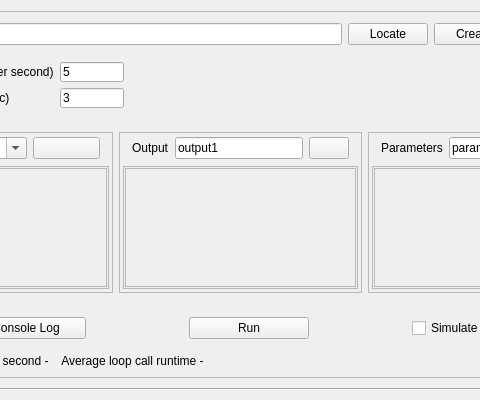
PhysioLabXR/PhysioLabXR-Community, file rena/ui/ScriptingWidget.ui: the form before one commit; both pictures show x 161 to 641 and y 0 to 400 of the 800 by 400 pixel window.
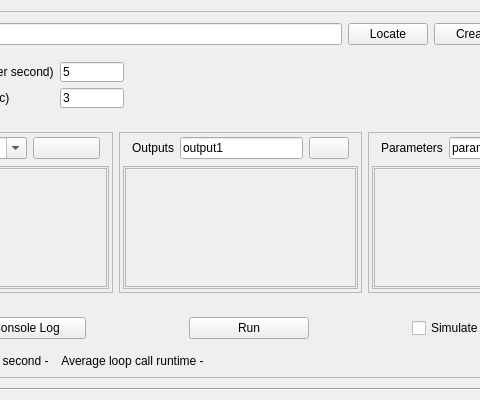
The form after the commit.

Commit message: change scripting widget label

Patch:
```diff
--- a/rena/ui/ScriptingWidget.ui
+++ b/rena/ui/ScriptingWidget.ui
@@ -492,7 +492,7 @@
                   <item>
                    <widget class="QLabel" name="label_4">
                     <property name="text">
-                     <string>Output</string>
+                     <string>Outputs</string>
                     </property>
                    </widget>
                   </item>
```
